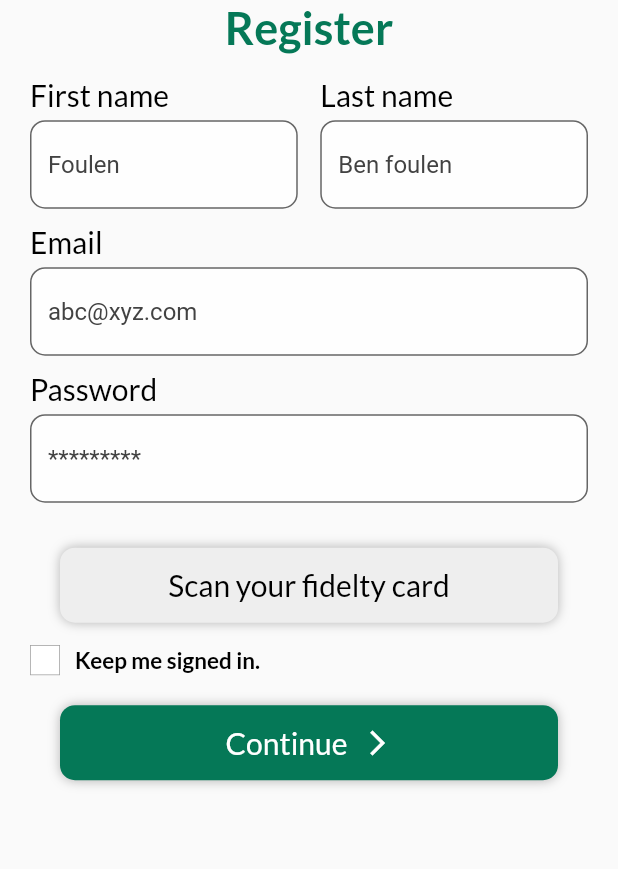
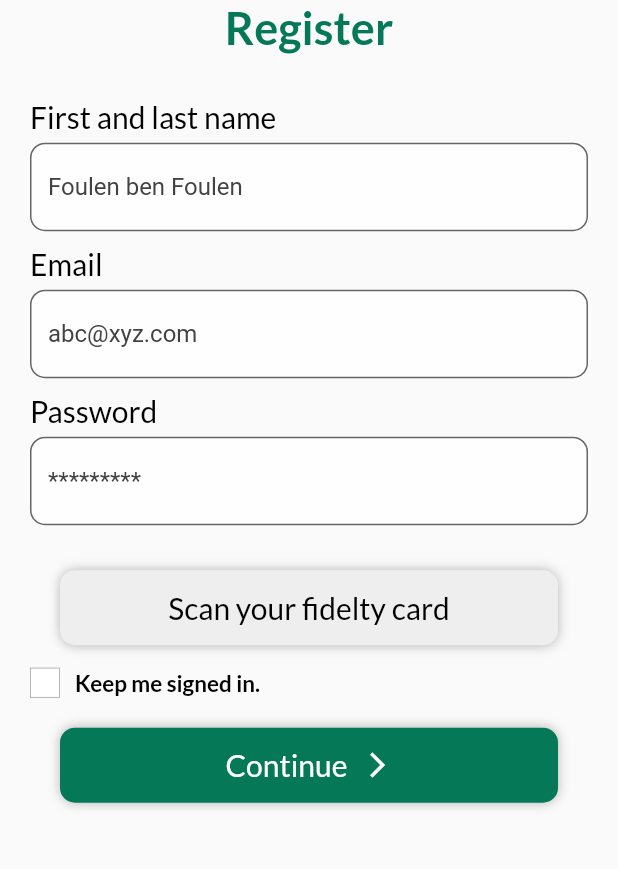
Before and after one commit to OussemaZaier/guidini, a Flutter app: the SignUp screen opened directly, on a phone screen of 412 x 824 dp, the part 277-1146 px from its top. Run offline on Flutter 3.47's test engine with Material 2 defaults, Android fonts, the phone set to English and light mode, and no system bars; our stand-ins replace blur, dio, flutter_snake_navigationbar, get, intro_slider; generated files the repository leaves out were written again.

Commit message:
Combined first and last name

```diff
--- a/lib/Screens/Recipes/main.dart
+++ b/lib/Screens/Recipes/main.dart
@@ -71,6 +71,8 @@ class Recipes extends StatelessWidget {
                 buttonFct: () {},
                 bg: 'assets/images/spag.jpg',
               ),
+              kSizedBox1,
+              kSizedBox1
             ],
           ),
         ),
--- a/lib/Screens/SignUp/signupScreen.dart
+++ b/lib/Screens/SignUp/signupScreen.dart
@@ -85,23 +85,15 @@ class _SignUpState extends State<SignUp> {
                   ),
                 ),
                 kSizedBox1,
+                kSizedBox1,
                 Row(
                   children: [
                     Expanded(
                       child: Field(
-                        text: 'First name',
+                        text: 'First and last name',
                         pwd: false,
-                        placeholder: 'Foulen',
+                        placeholder: 'Foulen ben Foulen',
                         myController: myController1,
-                      ),
-                    ),
-                    kSizedBox1,
-                    Expanded(
-                      child: Field(
-                        text: 'Last name',
-                        pwd: false,
-                        placeholder: 'Ben foulen',
-                        myController: myController2,
                       ),
                     ),
                   ],
```
